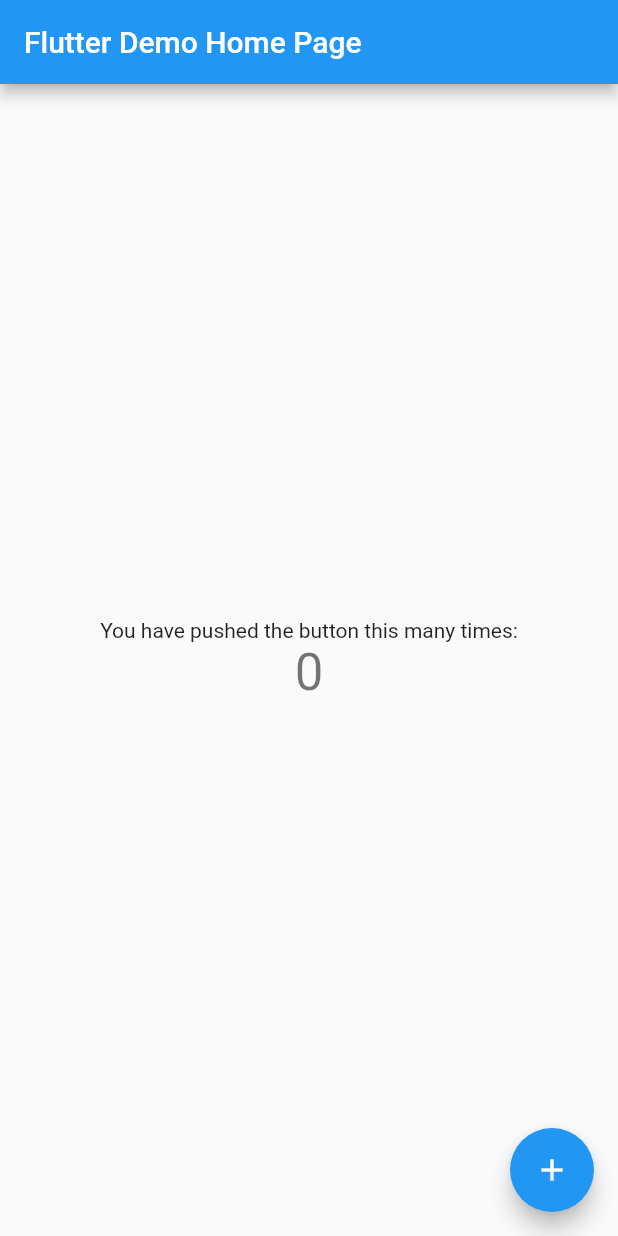
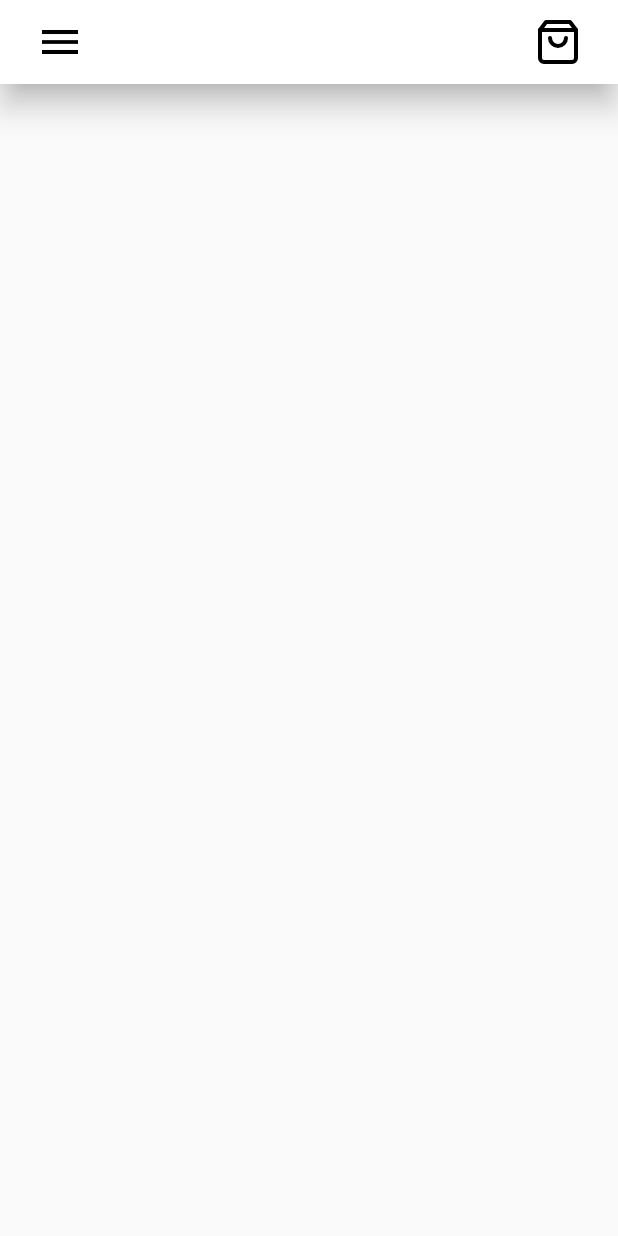
Before and after one commit to rodniw/flutter_shop_trainin, a Flutter app: the screen it shows after launch, on a phone screen of 412 x 824 dp. Run offline on Flutter 3.47's test engine with Material 2 defaults, Android fonts, the phone set to English and light mode, and no system bars; our stand-ins replace flutter_icons, google_fonts.

Commit message:
created app bar.

```diff
--- /dev/null
+++ b/lib/appbar.dart
@@ -0,0 +1,41 @@
+import 'package:flutter/material.dart';
+import 'package:flutter_icons/flutter_icons.dart';
+
+class Appbar extends StatefulWidget implements PreferredSizeWidget {
+  @override
+  _AppBarState createState() => _AppBarState();
+
+  @override
+  Size get preferredSize {
+    return new Size.fromHeight(56.0);
+  }
+}
+
+class _AppBarState extends State<Appbar> {
+  @override
+  Widget build(BuildContext context) {
+    return AppBar(
+      backgroundColor: Colors.white,
+      elevation: 8,
+      shadowColor: Colors.black,
+      leading: Padding(
+        padding: EdgeInsets.only(left: 24,),
+        child: Icon(
+            Icons.menu,
+            size: 32,
+            color: Colors.black
+        ),
+      ),
+      actions: <Widget> [
+        Padding(
+          padding: EdgeInsets.only(right: 24,),
+          child: Icon(
+            Feather.shopping_bag,
+            size: 32,
+            color: Colors.black,
+          ),
+        ),
+      ],
+    );
+  }
+}
--- /dev/null
+++ b/lib/constants.dart
@@ -0,0 +1,15 @@
+import 'package:flutter/material.dart';
+
+LinearGradient kGradient = LinearGradient(
+  begin: Alignment.topLeft,
+  end: Alignment.bottomCenter,
+  colors: [
+    Color(0xFF82AE55),
+    Color(0xFF65A34E),
+    Color(0xFF39874B),
+    Color(0xFF307B40),
+  ],
+);
+
+Color kStarsColor = Color(0xFFFEB67C);
+Color kGreen = Color(0xFF307B40);
--- a/lib/main.dart
+++ b/lib/main.dart
@@ -1,4 +1,6 @@
 import 'package:flutter/material.dart';
+import 'package:flutter_shop_trainin/shopping.dart';
+import 'package:google_fonts/google_fonts.dart';
 
 void main() {
   runApp(MyApp());
@@ -11,107 +13,11 @@ class MyApp extends StatelessWidget {
     return MaterialApp(
       title: 'Flutter Demo',
       theme: ThemeData(
-        // This is the theme of your application.
-        //
-        // Try running your application with "flutter run". You'll see the
-        // application has a blue toolbar. Then, without quitting the app, try
-        // changing the primarySwatch below to Colors.green and then invoke
-        // "hot reload" (press "r" in the console where you ran "flutter run",
-        // or simply save your changes to "hot reload" in a Flutter IDE).
-        // Notice that the counter didn't reset back to zero; the application
-        // is not restarted.
         primarySwatch: Colors.blue,
-        // This makes the visual density adapt to the platform that you run
-        // the app on. For desktop platforms, the controls will be smaller and
-        // closer together (more dense) than on mobile platforms.
         visualDensity: VisualDensity.adaptivePlatformDensity,
+        textTheme: GoogleFonts.montserratTextTheme(),
       ),
-      home: MyHomePage(title: 'Flutter Demo Home Page'),
+      home: Shopping(),
     );
   }
 }
-
-class MyHomePage extends StatefulWidget {
-  MyHomePage({Key key, this.title}) : super(key: key);
-
-  // This widget is the home page of your application. It is stateful, meaning
-  // that it has a State object (defined below) that contains fields that affect
-  // how it looks.
-
-  // This class is the configuration for the state. It holds the values (in this
-  // case the title) provided by the parent (in this case the App widget) and
-  // used by the build method of the State. Fields in a Widget subclass are
-  // always marked "final".
-
-  final String title;
-
-  @override
-  _MyHomePageState createState() => _MyHomePageState();
-}
-
-class _MyHomePageState extends State<MyHomePage> {
-  int _counter = 0;
-
-  void _incrementCounter() {
-    setState(() {
-      // This call to setState tells the Flutter framework that something has
-      // changed in this State, which causes it to rerun the build method below
-      // so that the display can reflect the updated values. If we changed
-      // _counter without calling setState(), then the build method would not be
-      // called again, and so nothing would appear to happen.
-      _counter++;
-    });
-  }
-
-  @override
-  Widget build(BuildContext context) {
-    // This method is rerun every time setState is called, for instance as done
-    // by the _incrementCounter method above.
-    //
-    // The Flutter framework has been optimized to make rerunning build methods
-    // fast, so that you can just rebuild anything that needs updating rather
-    // than having to individually change instances of widgets.
-    return Scaffold(
-      appBar: AppBar(
-        // Here we take the value from the MyHomePage object that was created by
-        // the App.build method, and use it to set our appbar title.
-        title: Text(widget.title),
-      ),
-      body: Center(
-        // Center is a layout widget. It takes a single child and positions it
-        // in the middle of the parent.
-        child: Column(
-          // Column is also a layout widget. It takes a list of children and
-          // arranges them vertically. By default, it sizes itself to fit its
-          // children horizontally, and tries to be as tall as its parent.
-          //
-          // Invoke "debug painting" (press "p" in the console, choose the
-          // "Toggle Debug Paint" action from the Flutter Inspector in Android
-          // Studio, or the "Toggle Debug Paint" command in Visual Studio Code)
-          // to see the wireframe for each widget.
-          //
-          // Column has various properties to control how it sizes itself and
-          // how it positions its children. Here we use mainAxisAlignment to
-          // center the children vertically; the main axis here is the vertical
-          // axis because Columns are vertical (the cross axis would be
-          // horizontal).
-          mainAxisAlignment: MainAxisAlignment.center,
-          children: <Widget>[
-            Text(
-              'You have pushed the button this many times:',
-            ),
-            Text(
-              '$_counter',
-              style: Theme.of(context).textTheme.headline4,
-            ),
-          ],
-        ),
-      ),
-      floatingActionButton: FloatingActionButton(
-        onPressed: _incrementCounter,
-        tooltip: 'Increment',
-        child: Icon(Icons.add),
-      ), // This trailing comma makes auto-formatting nicer for build methods.
-    );
-  }
-}
--- /dev/null
+++ b/lib/shopping.dart
@@ -0,0 +1,20 @@
+import 'package:flutter/material.dart';
+import 'package:flutter_shop_trainin/appbar.dart';
+
+class Shopping extends StatefulWidget {
+  @override
+  _ShoppingState createState() => _ShoppingState();
+}
+
+class _ShoppingState extends State<Shopping> {
+  @override
+  Widget build(BuildContext context) {
+    return Scaffold (
+      appBar: Appbar(),
+      body: SingleChildScrollView(
+
+      ),
+    );
+  }
+
+}
--- a/pubspec.yaml
+++ b/pubspec.yaml
@@ -28,6 +28,8 @@ dependencies:
   # The following adds the Cupertino Icons font to your application.
   # Use with the CupertinoIcons class for iOS style icons.
   cupertino_icons: ^1.0.0
+  google_fonts: ^1.1.0
+  flutter_icons: ^1.1.0
 
 dev_dependencies:
   flutter_test:
@@ -45,8 +47,8 @@ flutter:
   uses-material-design: true
 
   # To add assets to your application, add an assets section, like this:
-  # assets:
-  #   - images/a_dot_burr.jpeg
+  assets:
+    - assets/images/
   #   - images/a_dot_ham.jpeg
 
   # An image asset can refer to one or more resolution-specific "variants", see
```
Also changed, not shown: pubspec.lock, 6 other files.
